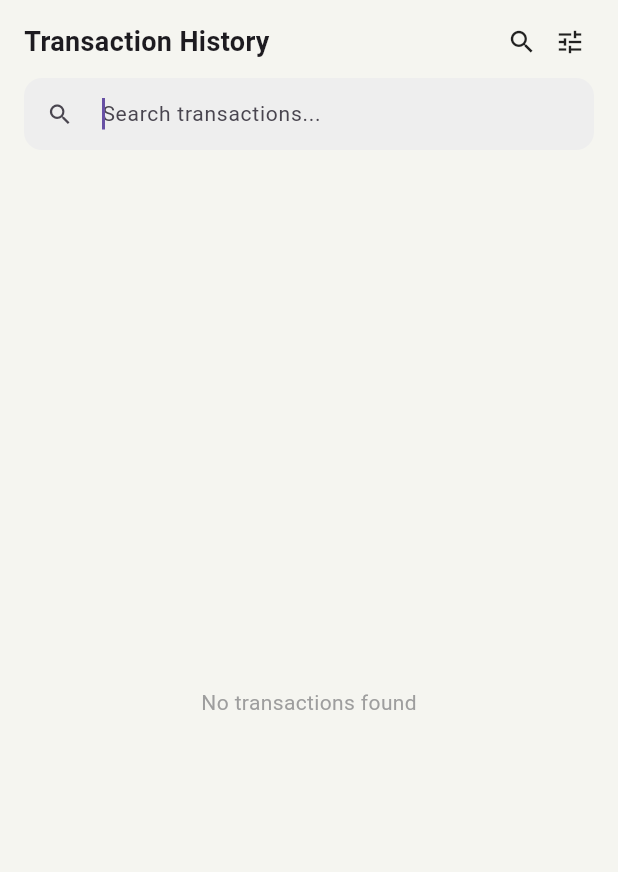
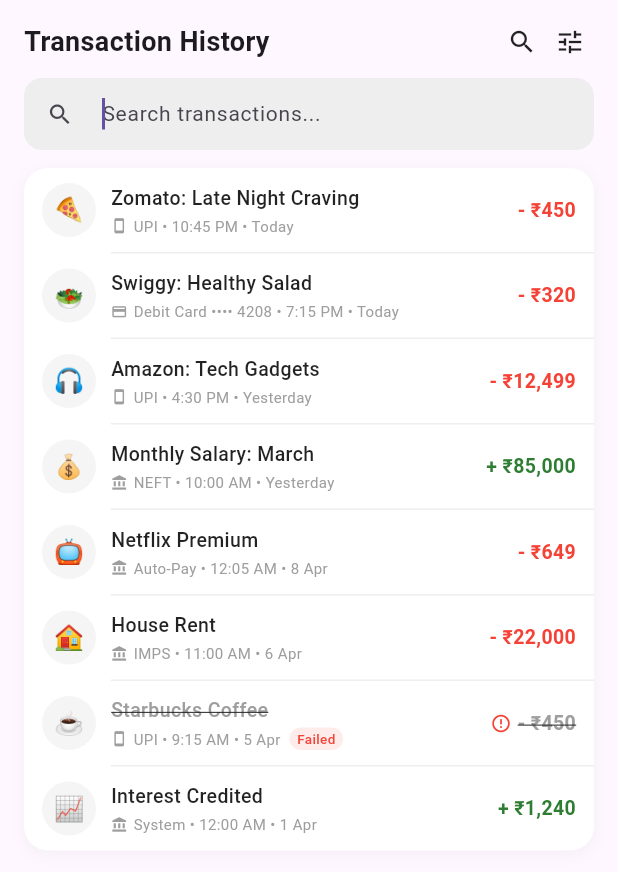
Before and after one commit to Aurindom971/WealthWise-app-PSB-Hackathon-2026, a Flutter app: the TransactionScreen widget shown alone on an empty page, opened directly, after a tap on the "search" icon, on a phone screen of 412 x 824 dp. Shown: the top 872 px of the screen. Run offline on Flutter 3.47's test engine with Material 3 defaults, Android fonts, the phone set to English and light mode, and no system bars; our stand-ins replace google_fonts, supabase_flutter; accounts and stored records are empty.

Commit message:
fixed transaction resolve confict

```diff
--- a/lib/features/home/screens/home_screen.dart
+++ b/lib/features/home/screens/home_screen.dart
@@ -281,6 +281,9 @@
   }
 
   Widget _buildTabContent() {
+    if (_navIdx == 1) return TransactionScreen(onBack: () => setState(() => _isShowingDashboard = true));
+    if (_navIdx == 4) return SmartLockScreen(onBack: () => setState(() => _isShowingDashboard = true));
+
     final titles = ['Profile', 'Transactions', 'UPI', 'Investments', 'Smart Lock'];
     return Column(
       children: [
@@ -301,7 +304,6 @@
             ),
           ),
         ),
-),
       ],
     );
   }
--- a/lib/features/home/screens/transaction_screen.dart
+++ b/lib/features/home/screens/transaction_screen.dart
@@ -19,7 +19,8 @@
 
 // ─── Main Screen ───
 class TransactionScreen extends StatefulWidget {
-  const TransactionScreen({super.key});
+  final VoidCallback? onBack;
+  const TransactionScreen({super.key, this.onBack});
   @override
   State<TransactionScreen> createState() => _TransactionScreenState();
 }
@@ -34,34 +35,59 @@
   fetchTransactions(); //  THIS LINE IS REQUIRED
 }
 
+  bool _isLoading = true;
   List<Transaction> _allTransactions = [];
 
+  List<Transaction> _getMockTransactions() {
+    final now = DateTime.now();
+    return [
+      Transaction(name: 'Zomato: Late Night Craving', icon: '🍕', mode: 'UPI', status: 'Completed', category: 'Food & Dining', type: 'sent', amount: 450, date: now.subtract(const Duration(hours: 2)), time: '10:45 PM'),
+      Transaction(name: 'Swiggy: Healthy Salad', icon: '🥗', mode: 'Debit Card', card: '•••• 4208', status: 'Completed', category: 'Food & Dining', type: 'sent', amount: 320, date: now.subtract(const Duration(hours: 5)), time: '7:15 PM'),
+      Transaction(name: 'Monthly Salary: March', icon: '💰', mode: 'NEFT', status: 'Completed', category: 'Income', type: 'received', amount: 85000, date: now.subtract(const Duration(days: 1, hours: 9)), time: '10:00 AM'),
+      Transaction(name: 'Amazon: Tech Gadgets', icon: '🎧', mode: 'UPI', status: 'Completed', category: 'Shopping', type: 'sent', amount: 12499, date: now.subtract(const Duration(days: 1)), time: '4:30 PM'),
+      Transaction(name: 'Netflix Premium', icon: '📺', mode: 'Auto-Pay', status: 'Completed', category: 'Entertainment', type: 'sent', amount: 649, date: now.subtract(const Duration(days: 3)), time: '12:05 AM'),
+      Transaction(name: 'House Rent', icon: '🏠', mode: 'IMPS', status: 'Completed', category: 'Home', type: 'sent', amount: 22000, date: now.subtract(const Duration(days: 5)), time: '11:00 AM'),
+      Transaction(name: 'Starbucks Coffee', icon: '☕', mode: 'UPI', status: 'Failed', category: 'Food & Dining', type: 'sent', amount: 450, date: now.subtract(const Duration(days: 6)), time: '9:15 AM'),
+      Transaction(name: 'Interest Credited', icon: '📈', mode: 'System', status: 'Completed', category: 'Income', type: 'received', amount: 1240, date: now.subtract(const Duration(days: 10)), time: '12:00 AM'),
+    ];
+  }
+
   Future<void> fetchTransactions() async {
+    setState(() => _isLoading = true);
+    try {
       final response = await supabase
           .from('transactions')
           .select()
           .order('transaction_id', ascending: false);
 
-
-  print(response); // debug
-
-  setState(() {
-    _allTransactions = ((response as List<dynamic>))
+      List<Transaction> fetched = [];
+      if (response != null && (response as List).isNotEmpty) {
+        fetched = (response as List<dynamic>)
             .map((data) => Transaction(
                   name: data['name'] ?? '',
                   amount: data['amount'] ?? 0,
-              type: data['transaction_type'] == 'debit'
-                  ? 'sent'
-                  : 'received',
+                  type: data['transaction_type'] == 'debit' ? 'sent' : 'received',
                   icon: '💸',
-              date: DateTime.now(),
-              time: 'Now',
+                  date: DateTime.tryParse(data['created_at']?.toString() ?? '') ?? DateTime.now(),
+                  time: data['time'] ?? 'N/A',
                   mode: data['mode'] ?? '',
                   status: data['status'] ?? '',
                   category: data['category'] ?? '',
                 ))
             .toList();
+      }
+
+      setState(() {
+        _allTransactions = fetched.isEmpty ? _getMockTransactions() : fetched;
+        _isLoading = false;
       });
+    } catch (e) {
+      debugPrint('Error fetching transactions: $e');
+      setState(() {
+        _allTransactions = _getMockTransactions();
+        _isLoading = false;
+      });
+    }
   }
 
   bool _showSearch = false;
@@ -135,18 +161,22 @@
   @override
   Widget build(BuildContext context) {
     final txns = _filtered;
-    return Scaffold(
-      backgroundColor: bgColor,
-      body: SafeArea(
-        child: Column(
+    return Column(
       children: [
-
-
             // ── Title + Actions ──
             Padding(
               padding: const EdgeInsets.fromLTRB(16, 12, 16, 4),
               child: Row(
                 children: [
+                  if (widget.onBack != null)
+                    IconButton(
+                      icon: const Icon(Icons.arrow_back),
+                      onPressed: widget.onBack,
+                      iconSize: 20,
+                      padding: EdgeInsets.zero,
+                      constraints: const BoxConstraints(),
+                    ),
+                  if (widget.onBack != null) const SizedBox(width: 8),
                   const Text('Transaction History', style: TextStyle(fontSize: 18, fontWeight: FontWeight.w600)),
                   const Spacer(),
                   GestureDetector(
@@ -227,7 +257,9 @@
 
             // ── Transaction List ──
             Expanded(
-              child: txns.isEmpty
+              child: _isLoading
+                  ? const Center(child: CircularProgressIndicator(color: primaryGreen))
+                  : txns.isEmpty
                   ? Center(
                       child: Column(
                         mainAxisSize: MainAxisSize.min,
@@ -335,8 +367,6 @@
                     ),
             ),
           ],
-        ),
-      ),
         );
   }
 }
--- a/pubspec.yaml
+++ b/pubspec.yaml
@@ -44,7 +44,6 @@
   google_fonts: ^8.0.2
   uuid: ^4.5.3
   mockito: ^5.6.3
-  intl: ^0.19.0
   http: ^1.2.1
 
 dev_dependencies:
```
Also changed, not shown: lib/features/home/screens/smart_lock_screen.dart (+17 -72 lines). Lines whose indentation alone changed are shown as unchanged.
